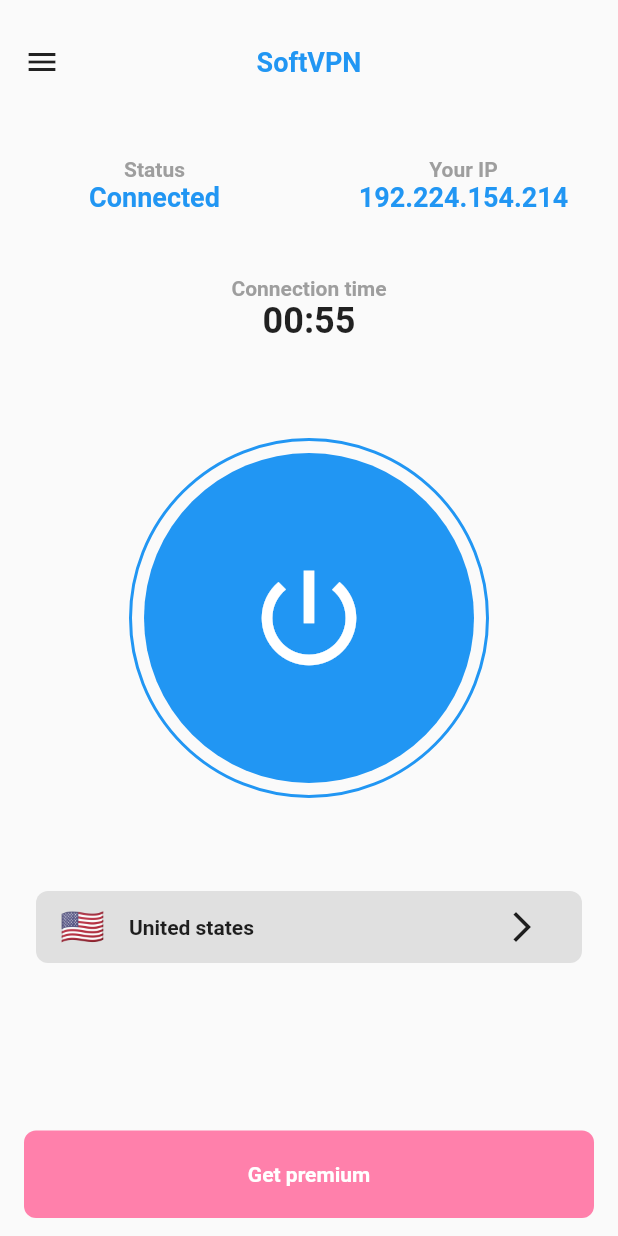
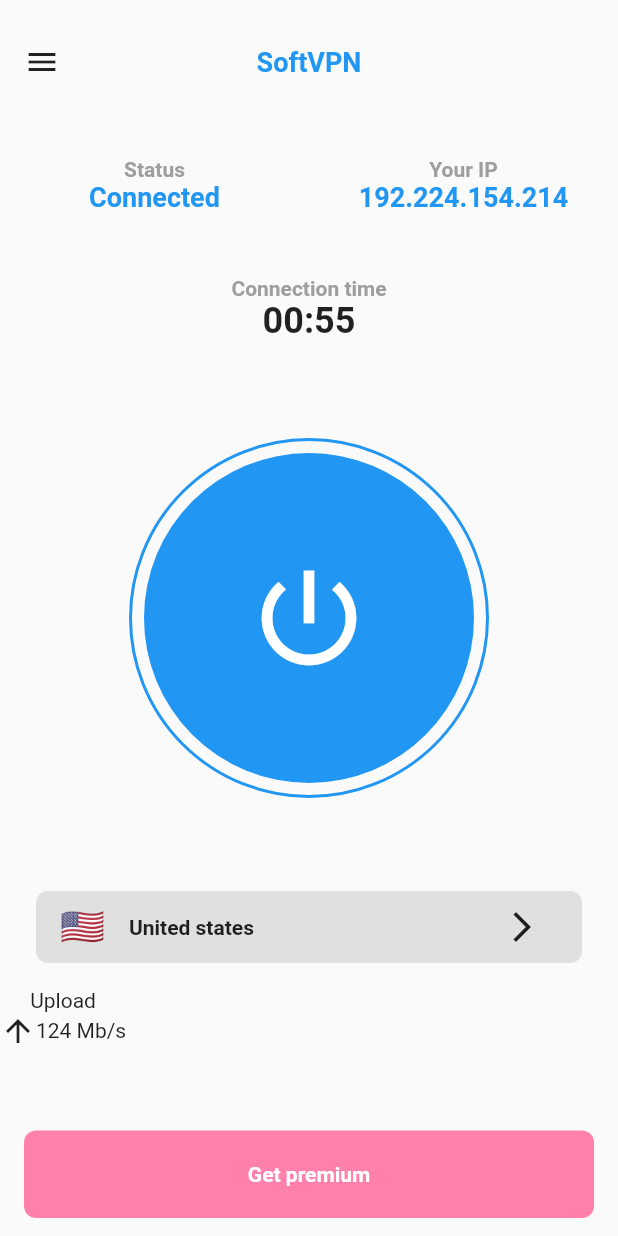
Before and after one commit to JAICHANGPARK/flutter_notebook_11th_story, a Flutter app: the screen it shows after launch, on a phone screen of 412 x 824 dp. Run offline on Flutter 3.47's test engine with Material 2 defaults, Android fonts, the phone set to English and light mode, and no system bars; our stand-ins replace backdrop, badges, flutter_inner_drawer, flutter_slidable, flutter_swiper, google_fonts.

Commit message:
Update vpn_home_page.dart

```diff
--- a/lib/ep721_vpn_mobile_app/ui/vpn_home_page.dart
+++ b/lib/ep721_vpn_mobile_app/ui/vpn_home_page.dart
@@ -162,7 +162,17 @@ class _VpnHomePageState extends State<VpnHomePage> {
               flex: 2,
               child: Row(
                 children: [
-
+                    Column(
+                      children: [
+                        Text("Upload"),
+                        Row(
+                          children: [
+                            Icon(Icons.arrow_upward),
+                            Text("124 Mb/s")
+                          ],
+                        )
+                      ],
+                    )
                 ],
               ),
             ),
```
